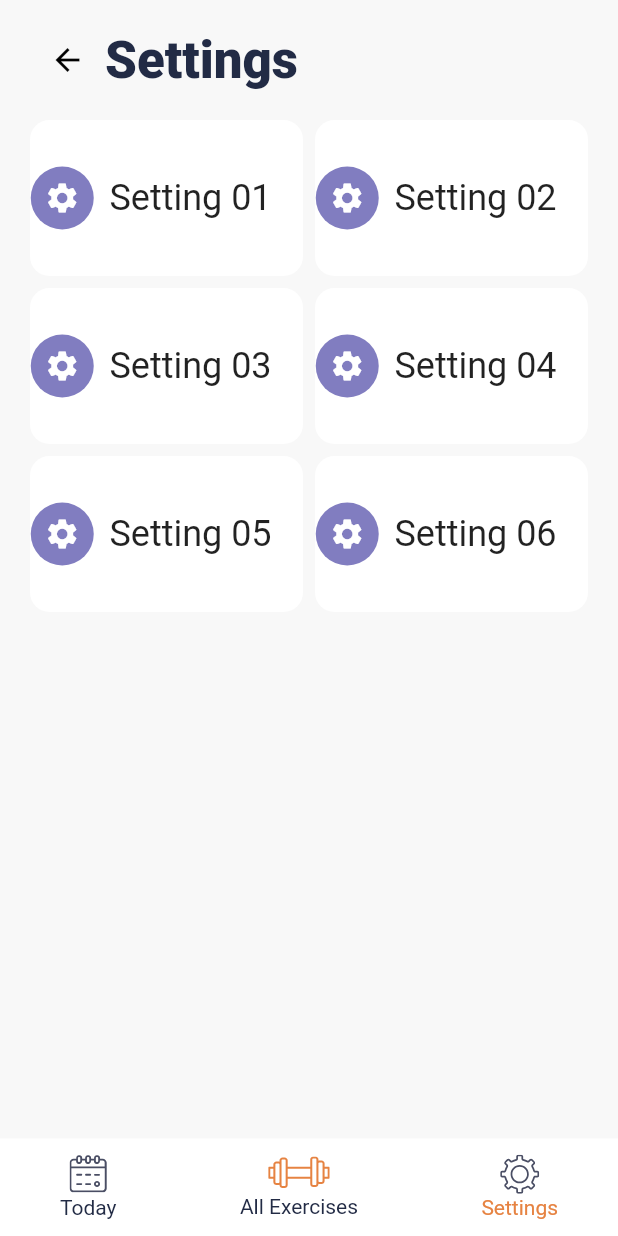
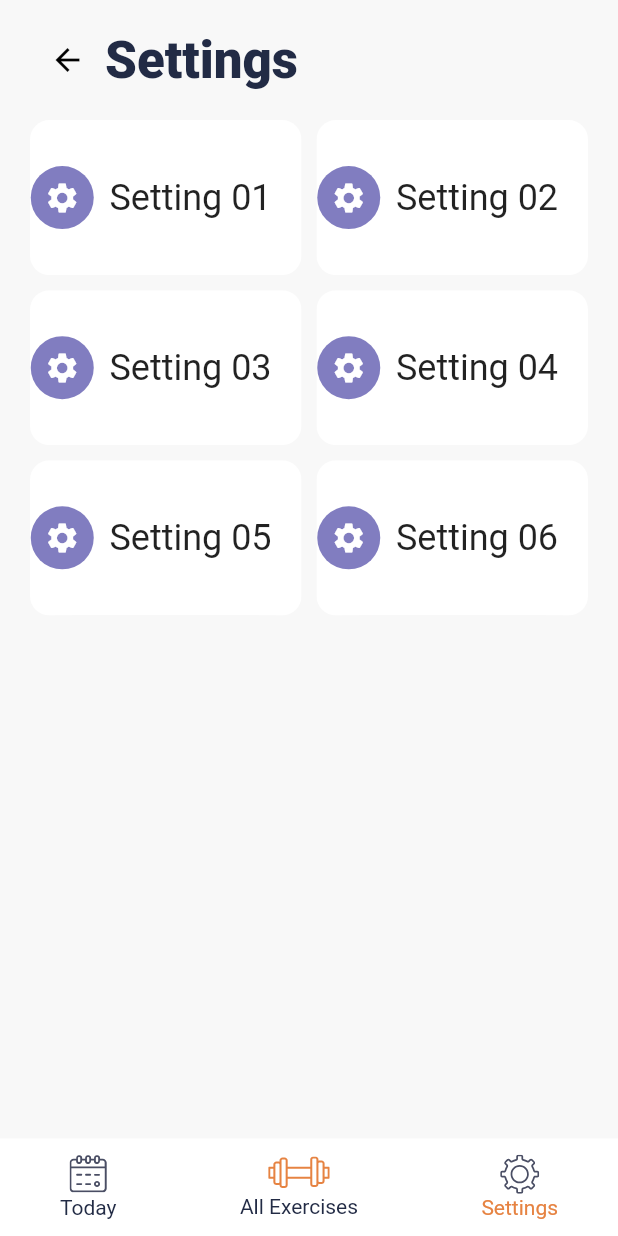
Before and after one commit to janithrenuka/exercise_app, a Flutter app: the Settings screen opened directly, on a phone screen of 412 x 824 dp. Run offline on Flutter 3.47's test engine with Material 2 defaults, Android fonts, the light colour scheme and no system bars; our stand-ins replace flutter_svg.

Commit message:
update assets

```diff
--- a/lib/screens/settings.dart
+++ b/lib/screens/settings.dart
@@ -66,8 +66,8 @@ class Settings extends StatelessWidget {
 
                               crossAxisCount: 2,
                               childAspectRatio: 1.75,
-                              crossAxisSpacing: 8,
-                              mainAxisSpacing: 8,
+                              crossAxisSpacing: 10,
+                              mainAxisSpacing: 10,
 
                                 children: <Widget>[
 
```
Also changed, not shown: assets/ss/1.png (added), assets/ss/2.png (added), assets/ss/3.png (added), assets/ss/4.png (added), assets/ss/5.png (added), assets/ss/6.png (added), assets/ss/7.png (added).
